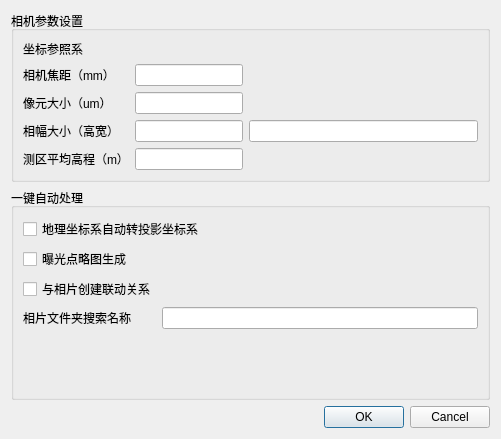
This is ui/dialog/dialog_possetting.ui in RenShuYuan/EQI as Qt 5 draws it before an edit. The edited form follows.
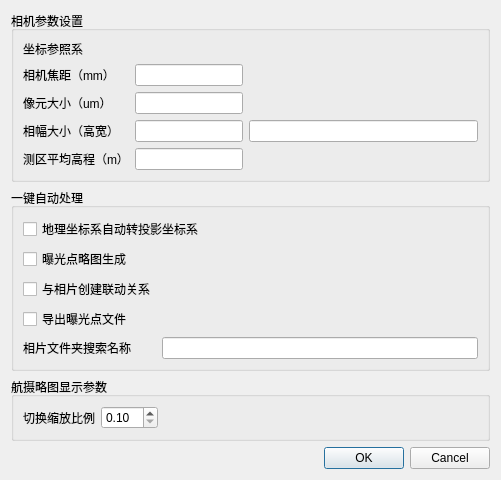
This is the edited form.

```diff
--- a/ui/dialog/dialog_possetting.ui
+++ b/ui/dialog/dialog_possetting.ui
@@ -7,7 +7,7 @@
     <x>0</x>
     <y>0</y>
     <width>501</width>
-    <height>439</height>
+    <height>456</height>
    </rect>
   </property>
   <property name="windowTitle">
@@ -99,41 +99,91 @@
           </property>
          </widget>
         </item>
-        <item row="2" column="0">
-         <widget class="QCheckBox" name="checkBox_3">
-          <property name="text">
-           <string>与相片创建联动关系</string>
-          </property>
-         </widget>
-        </item>
-        <item row="3" column="0">
+        <item row="4" column="0">
          <widget class="QLabel" name="label_6">
           <property name="text">
            <string>相片文件夹搜索名称</string>
           </property>
          </widget>
         </item>
-        <item row="3" column="1">
+        <item row="2" column="0">
+         <widget class="QCheckBox" name="checkBox_3">
+          <property name="text">
+           <string>与相片创建联动关系</string>
+          </property>
+         </widget>
+        </item>
+        <item row="4" column="1">
          <widget class="QLineEdit" name="lineEdit_6"/>
         </item>
+        <item row="3" column="0">
+         <widget class="QCheckBox" name="checkBox_4">
+          <property name="text">
+           <string>导出曝光点文件</string>
+          </property>
+         </widget>
+        </item>
        </layout>
       </item>
-      <item>
-       <spacer name="verticalSpacer">
-        <property name="orientation">
-         <enum>Qt::Vertical</enum>
-        </property>
-        <property name="sizeHint" stdset="0">
-         <size>
-          <width>20</width>
-          <height>40</height>
-         </size>
-        </property>
-       </spacer>
+     </layout>
+    </widget>
+   </item>
+   <item>
+    <widget class="QGroupBox" name="groupBox_3">
+     <property name="title">
+      <string>航摄略图显示参数</string>
+     </property>
+     <layout class="QGridLayout" name="gridLayout_3">
+      <item row="0" column="0">
+       <layout class="QHBoxLayout" name="horizontalLayout">
+        <item>
+         <widget class="QLabel" name="label_7">
+          <property name="text">
+           <string>切换缩放比例</string>
+          </property>
+         </widget>
+        </item>
+        <item>
+         <widget class="QDoubleSpinBox" name="doubleSpinBox">
+          <property name="minimum">
+           <double>0.100000000000000</double>
+          </property>
+          <property name="singleStep">
+           <double>0.100000000000000</double>
+          </property>
+         </widget>
+        </item>
+        <item>
+         <spacer name="horizontalSpacer">
+          <property name="orientation">
+           <enum>Qt::Horizontal</enum>
+          </property>
+          <property name="sizeHint" stdset="0">
+           <size>
+            <width>40</width>
+            <height>20</height>
+           </size>
+          </property>
+         </spacer>
+        </item>
+       </layout>
       </item>
      </layout>
     </widget>
    </item>
+   <item>
+    <spacer name="verticalSpacer">
+     <property name="orientation">
+      <enum>Qt::Vertical</enum>
+     </property>
+     <property name="sizeHint" stdset="0">
+      <size>
+       <width>20</width>
+       <height>40</height>
+      </size>
+     </property>
+    </spacer>
+   </item>
    <item>
     <widget class="QDialogButtonBox" name="buttonBox">
      <property name="orientation">
```
